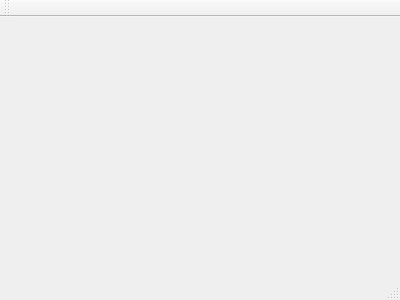
First picture: the form in distributed-backup/myserver.ui, repository alu0100843101/soa-distributed-backup, before the edit.
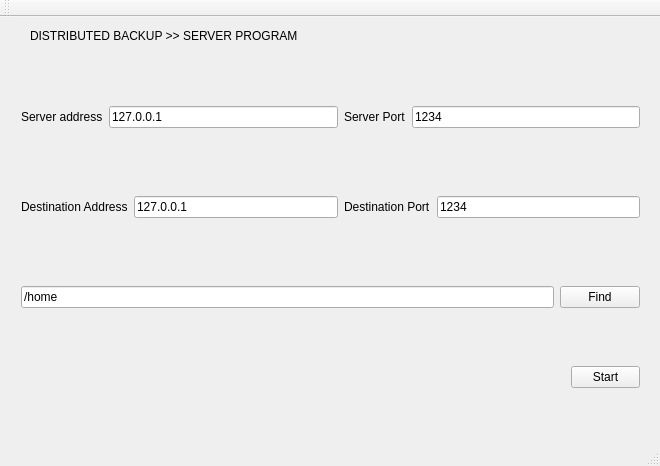
Second picture: the form after the edit.

Commit message: Comenzando implementación del servidor (QTcpServer) y de la GUI (MyServer)

```diff
--- a/distributed-backup/myserver.ui
+++ b/distributed-backup/myserver.ui
@@ -1,24 +1,178 @@
 <ui version="4.0">
  <class>MyServer</class>
- <widget class="QMainWindow" name="MyServer" >
-  <property name="geometry" >
+ <widget class="QMainWindow" name="MyServer">
+  <property name="geometry">
    <rect>
     <x>0</x>
     <y>0</y>
-    <width>400</width>
-    <height>300</height>
+    <width>660</width>
+    <height>466</height>
    </rect>
   </property>
   <property name="windowTitle" >
    <string>MyServer</string>
   </property>
-  <widget class="QMenuBar" name="menuBar" />
-  <widget class="QToolBar" name="mainToolBar" />
-  <widget class="QWidget" name="centralWidget" />
-  <widget class="QStatusBar" name="statusBar" />
+  <widget class="QWidget" name="centralWidget">
+   <widget class="QWidget" name="horizontalLayoutWidget">
+    <property name="geometry">
+     <rect>
+      <x>10</x>
+      <y>60</y>
+      <width>641</width>
+      <height>80</height>
+     </rect>
+    </property>
+    <layout class="QHBoxLayout" name="ServerLayout">
+     <item>
+      <widget class="QLabel" name="SAddressLabel">
+       <property name="text">
+        <string>Server address</string>
+       </property>
+      </widget>
+     </item>
+     <item>
+      <widget class="QLineEdit" name="SAddressLineEdit">
+       <property name="text">
+        <string>127.0.0.1</string>
+       </property>
+      </widget>
+     </item>
+     <item>
+      <widget class="QLabel" name="SPortLabel">
+       <property name="text">
+        <string>Server Port</string>
+       </property>
+      </widget>
+     </item>
+     <item>
+      <widget class="QLineEdit" name="SPortLineEdit">
+       <property name="text">
+        <string>1234</string>
+       </property>
+      </widget>
+     </item>
+    </layout>
+   </widget>
+   <widget class="QWidget" name="horizontalLayoutWidget_2">
+    <property name="geometry">
+     <rect>
+      <x>10</x>
+      <y>150</y>
+      <width>641</width>
+      <height>80</height>
+     </rect>
+    </property>
+    <layout class="QHBoxLayout" name="DestinationLayout">
+     <item>
+      <widget class="QLabel" name="DAddressLabel">
+       <property name="text">
+        <string>Destination Address</string>
+       </property>
+      </widget>
+     </item>
+     <item>
+      <widget class="QLineEdit" name="DAddressLineEdit">
+       <property name="text">
+        <string>127.0.0.1</string>
+       </property>
+      </widget>
+     </item>
+     <item>
+      <widget class="QLabel" name="DPortLabel">
+       <property name="text">
+        <string>Destination Port</string>
+       </property>
+      </widget>
+     </item>
+     <item>
+      <widget class="QLineEdit" name="DPortLineEdit">
+       <property name="text">
+        <string>1234</string>
+       </property>
+      </widget>
+     </item>
+    </layout>
+   </widget>
+   <widget class="QWidget" name="horizontalLayoutWidget_3">
+    <property name="geometry">
+     <rect>
+      <x>10</x>
+      <y>240</y>
+      <width>641</width>
+      <height>80</height>
+     </rect>
+    </property>
+    <layout class="QHBoxLayout" name="FolderLayout">
+     <item>
+      <widget class="QLineEdit" name="FolderLineEdit">
+       <property name="text">
+        <string>/home</string>
+       </property>
+      </widget>
+     </item>
+     <item>
+      <widget class="QPushButton" name="FindPushButton">
+       <property name="text">
+        <string>Find</string>
+       </property>
+      </widget>
+     </item>
+    </layout>
+   </widget>
+   <widget class="QWidget" name="horizontalLayoutWidget_4">
+    <property name="geometry">
+     <rect>
+      <x>560</x>
+      <y>330</y>
+      <width>91</width>
+      <height>61</height>
+     </rect>
+    </property>
+    <layout class="QHBoxLayout" name="StartButtonLayout">
+     <item>
+      <widget class="QPushButton" name="StartPushButton">
+       <property name="text">
+        <string>Start</string>
+       </property>
+      </widget>
+     </item>
+    </layout>
+   </widget>
+   <widget class="QLabel" name="TittleLabel">
+    <property name="geometry">
+     <rect>
+      <x>30</x>
+      <y>10</y>
+      <width>461</width>
+      <height>17</height>
+     </rect>
+    </property>
+    <property name="text">
+     <string>DISTRIBUTED BACKUP &gt;&gt; SERVER PROGRAM</string>
+    </property>
+   </widget>
+  </widget>
+  <widget class="QMenuBar" name="menuBar">
+   <property name="geometry">
+    <rect>
+     <x>0</x>
+     <y>0</y>
+     <width>660</width>
+     <height>22</height>
+    </rect>
+   </property>
+  </widget>
+  <widget class="QToolBar" name="mainToolBar">
+   <attribute name="toolBarArea">
+    <enum>TopToolBarArea</enum>
+   </attribute>
+   <attribute name="toolBarBreak">
+    <bool>false</bool>
+   </attribute>
+  </widget>
+  <widget class="QStatusBar" name="statusBar"/>
  </widget>
- <layoutDefault spacing="6" margin="11" />
- <pixmapfunction></pixmapfunction>
+ <layoutdefault spacing="6" margin="11"/>
  <resources/>
  <connections/>
 </ui>
```
Left out of the diff: 5 changed lines with no effect on the pictures. The commit also changes 5 other files.
